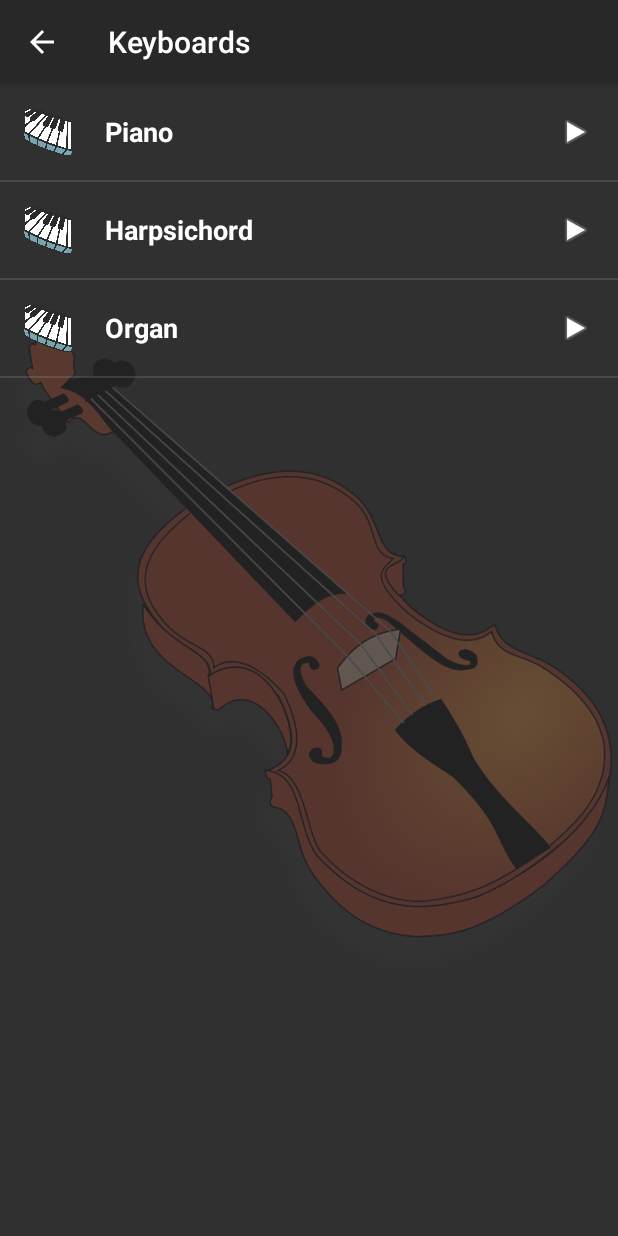
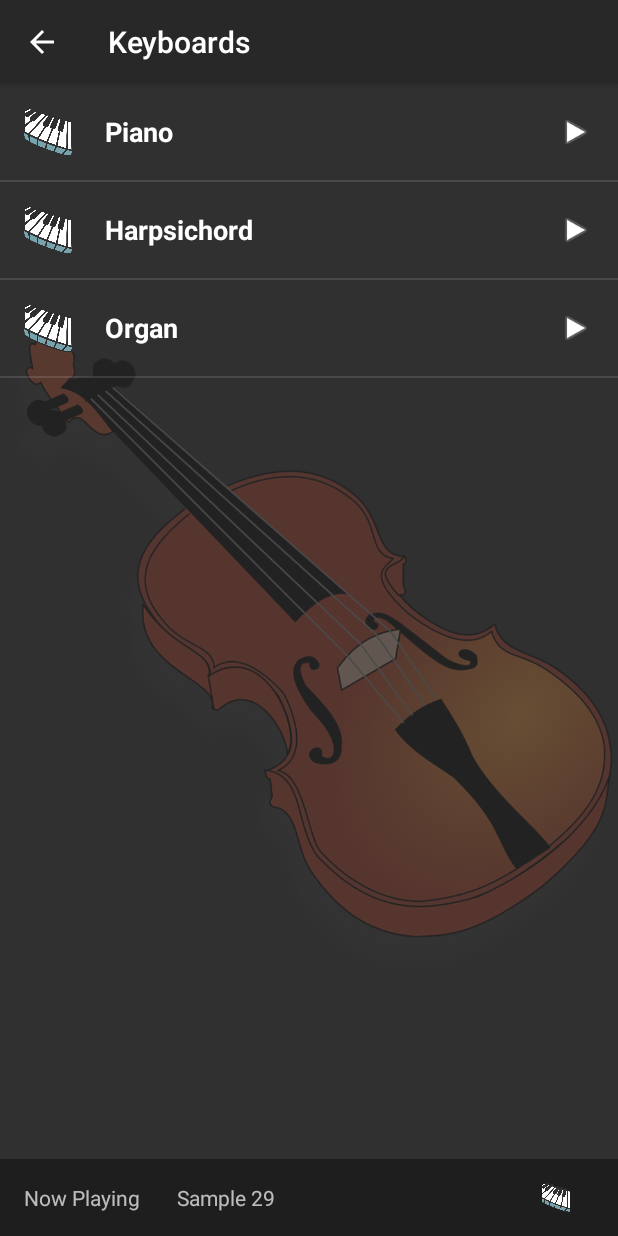
Before and after one commit to Fairdose/Instrumple_v3, an Android app: the KeyboardActivity screen opened directly, with no data from a screen before it, after a tap on "Harpsichord", on a phone screen of 412 x 824 dp. Run offline under Robolectric (Android 15) with nearby library versions, the phone set to English and light mode, and no system bars; Roboto replaces fonts that are not available here; 1 other tap on this screen came first.

Commit message:
Initial commit

```diff
--- a/app/src/main/java/com/example/st_peter_hq/instrumple/Home.java
+++ b/app/src/main/java/com/example/st_peter_hq/instrumple/Home.java
@@ -6,6 +6,7 @@ import android.support.v7.app.AppCompatActivity;
 import android.view.View;
 import android.view.View.OnClickListener;
 import android.widget.LinearLayout;
+import android.widget.MediaController;
 
 public class Home extends AppCompatActivity {
 
--- a/app/src/main/java/com/example/st_peter_hq/instrumple/Instrument.java
+++ b/app/src/main/java/com/example/st_peter_hq/instrumple/Instrument.java
@@ -8,7 +8,7 @@ public class Instrument {
 
     private int iInstrumentName;
 
-    private int iInstrumentId;
+    private Sample iInstrumentId;
 
     private String iSummedHistory;
 
@@ -20,7 +20,7 @@ public class Instrument {
 
     //Create Instrument object
 
-    public Instrument(int instrumentName, int imageResourceId, int audioResourceId, @Nullable String summedHistory, @Nullable String externalLink) {
+    public Instrument(int instrumentName, int imageResourceId, Sample audioResourceId, @Nullable String summedHistory, @Nullable String externalLink) {
         iInstrumentName = instrumentName;
         iInstrumentId = audioResourceId;
         iInstrumentResId = imageResourceId;
@@ -41,5 +41,5 @@ public class Instrument {
 
     public boolean hasImage() { return iInstrumentResId != NO_IMAGE_PROVIDED; }
 
-    public int getAudioResourceId() { return iInstrumentId; }
+    public Sample getAudioResourceId() { return iInstrumentId; }
 }
--- a/app/src/main/java/com/example/st_peter_hq/instrumple/KeyboardActivity.java
+++ b/app/src/main/java/com/example/st_peter_hq/instrumple/KeyboardActivity.java
@@ -4,18 +4,26 @@ import android.content.Context;
 import android.media.AudioManager;
 import android.media.MediaPlayer;
 import android.os.Bundle;
-import android.support.v7.app.AppCompatActivity;
 import android.view.View;
 import android.widget.AdapterView;
+import android.widget.ImageView;
+import android.widget.LinearLayout;
 import android.widget.ListView;
+import android.widget.TextView;
 
 import java.util.ArrayList;
 
-public class KeyboardActivity extends AppCompatActivity {
+public class KeyboardActivity extends Home  {
 
     private MediaPlayer player;
 
     private AudioManager manager;
+
+    private LinearLayout playerBar;
+
+    private TextView nowPlaying;
+
+    private ImageView sampleImage;
 
     private AudioManager.OnAudioFocusChangeListener changeListener = new AudioManager.OnAudioFocusChangeListener() {
         @Override
@@ -47,13 +55,19 @@ public class KeyboardActivity extends AppCompatActivity {
         manager = (AudioManager) getSystemService(Context.AUDIO_SERVICE);
 
         final ArrayList<Instrument> instruments = new ArrayList<Instrument>();
-        instruments.add(new Instrument(R.string.keyboard_1, R.drawable.keyboard, R.raw.sound, null, null));
-        instruments.add(new Instrument(R.string.keyboard_2, R.drawable.keyboard, R.raw.sound, null, null));
-        instruments.add(new Instrument(R.string.keyboard_3, R.drawable.keyboard, R.raw.sound, null, null));
+        instruments.add(new Instrument(R.string.keyboard_1, R.drawable.keyboard, new Sample("Sample 61", R.raw.sound, R.drawable.keyboard), null, null));
+        instruments.add(new Instrument(R.string.keyboard_2, R.drawable.keyboard, new Sample("Sample 29", R.raw.sound, R.drawable.keyboard), null, null));
+        instruments.add(new Instrument(R.string.keyboard_3, R.drawable.keyboard, new Sample("Sample 13", R.raw.sound, R.drawable.keyboard), null, null));
 
         InstrumentAdapter adapter = new InstrumentAdapter(this, instruments);
 
-        ListView listView = (ListView) findViewById(R.id.list);
+        ListView listView = findViewById(R.id.list);
+
+        playerBar = findViewById(R.id.player_bar);
+
+        nowPlaying = findViewById(R.id.now_playing);
+
+        sampleImage = findViewById(R.id.sample_image);
 
         listView.setAdapter(adapter);
 
@@ -69,7 +83,12 @@ public class KeyboardActivity extends AppCompatActivity {
                         AudioManager.STREAM_MUSIC, AudioManager.AUDIOFOCUS_GAIN_TRANSIENT);
 
                 if (result == AudioManager.AUDIOFOCUS_REQUEST_GRANTED) {
-                    player = MediaPlayer.create(KeyboardActivity.this, instrument.getAudioResourceId());
+
+                    playerBar.setVisibility(View.VISIBLE);
+                    nowPlaying.setText(instrument.getAudioResourceId().getSample());
+                    sampleImage.setImageResource(instrument.getAudioResourceId().getSampleImage());
+
+                    player = MediaPlayer.create(KeyboardActivity.this, instrument.getAudioResourceId().getSampleLocation());
                     player.start();
                     player.setOnCompletionListener(completionListener);
                 }
@@ -86,6 +105,7 @@ public class KeyboardActivity extends AppCompatActivity {
     private void releaseMediaPlayer() {
 
         if (player != null) {
+            playerBar.setVisibility(View.GONE);
             player.release();
             player = null;
             manager.abandonAudioFocus(changeListener);
--- /dev/null
+++ b/app/src/main/java/com/example/st_peter_hq/instrumple/Sample.java
@@ -0,0 +1,34 @@
+package com.example.st_peter_hq.instrumple;
+
+import android.graphics.drawable.Drawable;
+import android.media.MediaPlayer;
+
+import java.util.concurrent.TimeUnit;
+
+public class Sample {
+
+    private String instrumentSample;
+
+    private int sampleLocation;
+
+    private int sampleImage;
+
+    public Sample(String s, int r, int i) {
+        instrumentSample = s;
+        sampleLocation = r;
+        sampleImage = i;
+    }
+
+    public String getSample() {
+        return instrumentSample;
+    }
+
+    public int getSampleLocation() {
+        return sampleLocation;
+    }
+
+    public int getSampleImage() {
+        return sampleImage;
+    }
+
+}
--- a/app/src/main/res/layout/activity_layout.xml
+++ b/app/src/main/res/layout/activity_layout.xml
@@ -1,7 +1,7 @@
 <?xml version="1.0" encoding="utf-8"?>
 
-<FrameLayout
-    xmlns:android="http://schemas.android.com/apk/res/android"
+<FrameLayout xmlns:android="http://schemas.android.com/apk/res/android"
+    xmlns:tool="http://schemas.android.com/tools"
     android:layout_width="match_parent"
     android:layout_height="match_parent">
 
@@ -9,14 +9,35 @@
         android:id="@+id/activity_background"
         android:layout_width="match_parent"
         android:layout_height="match_parent"
-        android:src="@drawable/violin"
-        android:alpha="0.3"/>
+        android:alpha="0.3"
+        android:src="@drawable/violin" />
 
     <ListView
         android:id="@+id/list"
-        android:orientation="vertical"
         android:layout_width="match_parent"
         android:layout_height="match_parent"
-        android:drawSelectorOnTop="true"/>
+        android:drawSelectorOnTop="true"
+        android:orientation="vertical" />
+
+    <LinearLayout
+        android:id="@+id/player_bar"
+        style="@style/player_bar">
+
+        <TextView
+            android:id="@+id/status_text"
+            android:text="@string/now_playing"
+            style="@style/status_text" />
+
+        <TextView
+            android:id="@+id/now_playing"
+            tool:text="@string/sound_placeholder"
+            style="@style/now_playing" />
+
+        <ImageView
+            android:id="@+id/sample_image"
+            android:text="@string/def_time"
+            style="@style/sample_image" />
+
+    </LinearLayout>
 
 </FrameLayout>
--- a/app/src/main/res/values/dimens.xml
+++ b/app/src/main/res/values/dimens.xml
@@ -5,4 +5,7 @@
     <dimen name="image_padding_or_margin">16dp</dimen>
     <dimen name="home_top_height">240dp</dimen>
     <dimen name="item_img_dim">32dp</dimen>
+    <dimen name="text_margin">16dp</dimen>
+    <dimen name="seekbar_vertical_margin">8dp</dimen>
+    <dimen name="seekbar_horizontal_margin">12dp</dimen>
 </resources>
--- a/app/src/main/res/values/strings.xml
+++ b/app/src/main/res/values/strings.xml
@@ -26,5 +26,9 @@
     <string name="percussion_1">Bongo</string>
     <string name="percussion_2">Snare</string>
     <string name="percussion_3">Cymbals</string>
+    <string name="now_playing">Now Playing</string>
+    <string name="sound_placeholder">Sound 1</string>
+    <string name="def_time">00:00</string>
+    <string name="sample_content_desc">Sample image</string>
 
 </resources>
--- a/app/src/main/res/values/styles.xml
+++ b/app/src/main/res/values/styles.xml
@@ -100,4 +100,33 @@
         <item name="android:layout_centerVertical">true</item>
         <item name="android:layout_alignParentLeft">true</item>
     </style>
+
+    <style name="player_bar">
+        <item name="android:layout_width">match_parent</item>
+        <item name="android:layout_height">wrap_content</item>
+        <item name="android:layout_gravity">bottom</item>
+        <item name="android:padding">@dimen/text_margin</item>
+        <item name="android:background">@color/primary_dark</item>
+        <item name="android:orientation">horizontal</item>
+        <item name="android:visibility">gone</item>
+    </style>
+
+    <style name="status_text">
+        <item name="android:layout_width">wrap_content</item>
+        <item name="android:layout_height">wrap_content</item>
+        <item name="android:layout_weight">1</item>
+    </style>
+
+    <style name="now_playing">
+        <item name="android:layout_width">0dp</item>
+        <item name="android:layout_height">wrap_content</item>
+        <item name="android:layout_weight">9</item>
+    </style>
+
+    <style name="sample_image">
+        <item name="android:layout_width">0dp</item>
+        <item name="android:layout_height">match_parent</item>
+        <item name="android:layout_weight">2</item>
+        <item name="android:contentDescription">@string/sample_content_desc</item>
+    </style>
 </resources>
```
Also changed, not shown: app/src/main/java/com/example/st_peter_hq/instrumple/PercussionActivity.java (+28 -7 lines), app/src/main/java/com/example/st_peter_hq/instrumple/StringsActivity.java (+26 -7 lines), app/src/main/res/drawable/keyboard.png.
